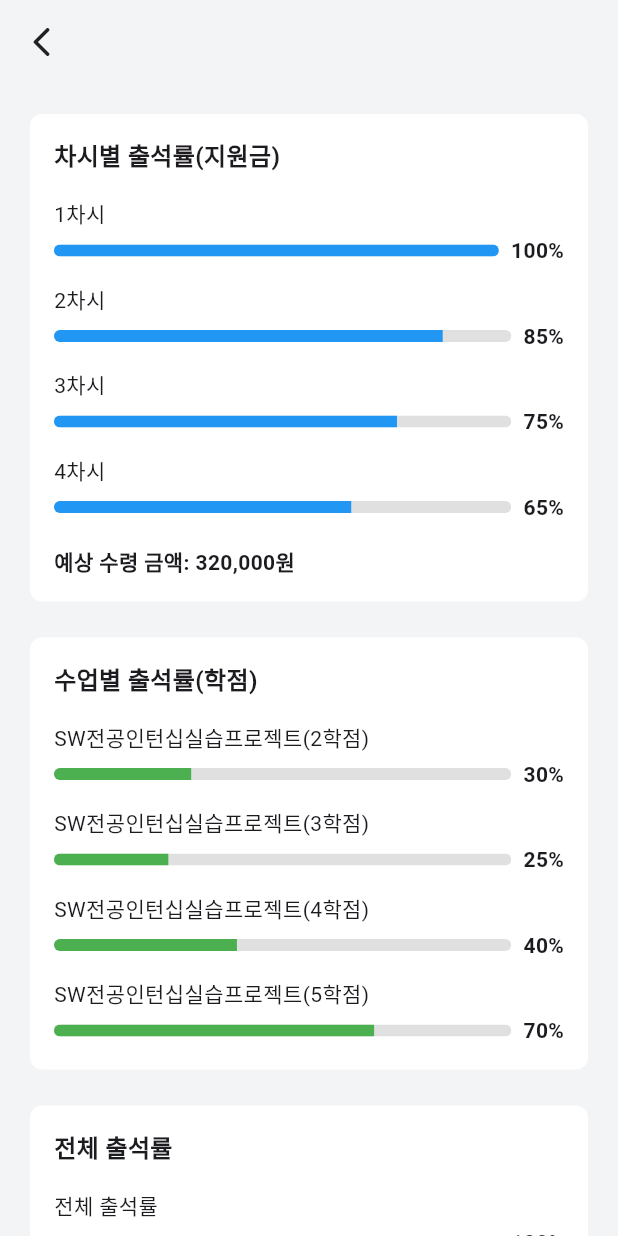
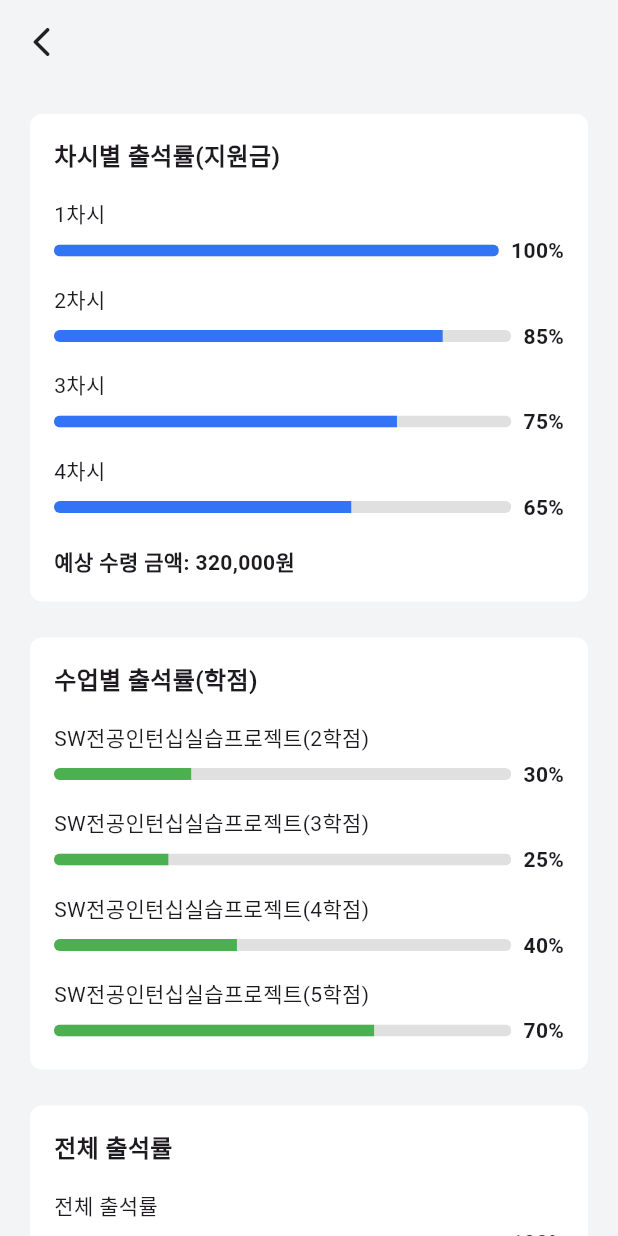
Before and after one commit to popcorn0125/CHECKIN_APP, a Flutter app: the AttendanceStatusPage screen opened by its route, on a phone screen of 412 x 824 dp. Run offline on Flutter 3.47's test engine with Material 3 defaults, Android fonts, the phone set to English and light mode, and no system bars; our stand-ins replace google_fonts, table_calendar.

Commit message:
0320 정윤 차시별출석률 색상 수정

```diff
--- a/lib/pages/attendance_status_page.dart
+++ b/lib/pages/attendance_status_page.dart
@@ -39,7 +39,7 @@ class AttendanceStatusPage extends StatelessWidget {
 
   // ------------------ 차시별 출석률(지원금) ------------------
   Widget _buildSessionAttendanceCard() {
-    Color progressColor = Colors.blue; // 파란색
+    Color progressColor = Color(0xFF3374F6); // 파란색
     return Card(
       color: Colors.white,
       elevation: 0, // 그림자 제거
```
